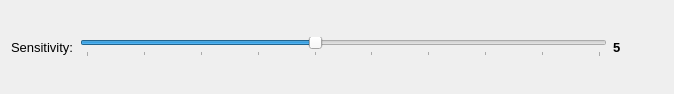
Above: resources/views/algorithms/RXAnomaly.ui from crgrove/automated-drone-image-analysis-tool before the change. Below: the same form after it.
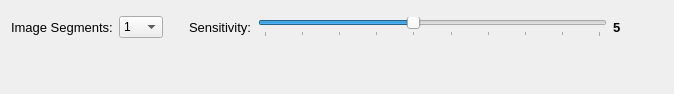
That is the form after the change.

Commit message: Added position format to preferences and image segmentation to RXAnomaly

Patch:
```diff
--- a/resources/views/algorithms/RXAnomaly.ui
+++ b/resources/views/algorithms/RXAnomaly.ui
@@ -18,6 +18,74 @@
     <layout class="QHBoxLayout" name="horizontalLayout_4">
      <item>
       <layout class="QHBoxLayout" name="horizontalLayout_3">
+       <item>
+        <widget class="QLabel" name="segmentsLabel">
+         <property name="font">
+          <font>
+           <pointsize>10</pointsize>
+          </font>
+         </property>
+         <property name="text">
+          <string>Image Segments:</string>
+         </property>
+        </widget>
+       </item>
+       <item>
+        <widget class="QComboBox" name="segmentsComboBox">
+         <property name="minimumSize">
+          <size>
+           <width>30</width>
+           <height>0</height>
+          </size>
+         </property>
+         <item>
+          <property name="text">
+           <string>1</string>
+          </property>
+         </item>
+         <item>
+          <property name="text">
+           <string>2</string>
+          </property>
+         </item>
+         <item>
+          <property name="text">
+           <string>4</string>
+          </property>
+         </item>
+         <item>
+          <property name="text">
+           <string>6</string>
+          </property>
+         </item>
+         <item>
+          <property name="text">
+           <string>9</string>
+          </property>
+         </item>
+         <item>
+          <property name="text">
+           <string>16</string>
+          </property>
+         </item>
+        </widget>
+       </item>
+       <item>
+        <spacer name="horizontalSpacer">
+         <property name="orientation">
+          <enum>Qt::Horizontal</enum>
+         </property>
+         <property name="sizeType">
+          <enum>QSizePolicy::Maximum</enum>
+         </property>
+         <property name="sizeHint" stdset="0">
+          <size>
+           <width>20</width>
+           <height>20</height>
+          </size>
+         </property>
+        </spacer>
+       </item>
        <item>
         <widget class="QLabel" name="sensitivityLabel">
          <property name="font">
@@ -82,6 +150,11 @@
      </item>
     </layout>
    </item>
+   <item>
+    <widget class="QWidget" name="segmentsWidget" native="true">
+     <layout class="QHBoxLayout" name="horizontalLayout"/>
+    </widget>
+   </item>
   </layout>
  </widget>
  <resources/>
```
The commit also changes 15 other files.
